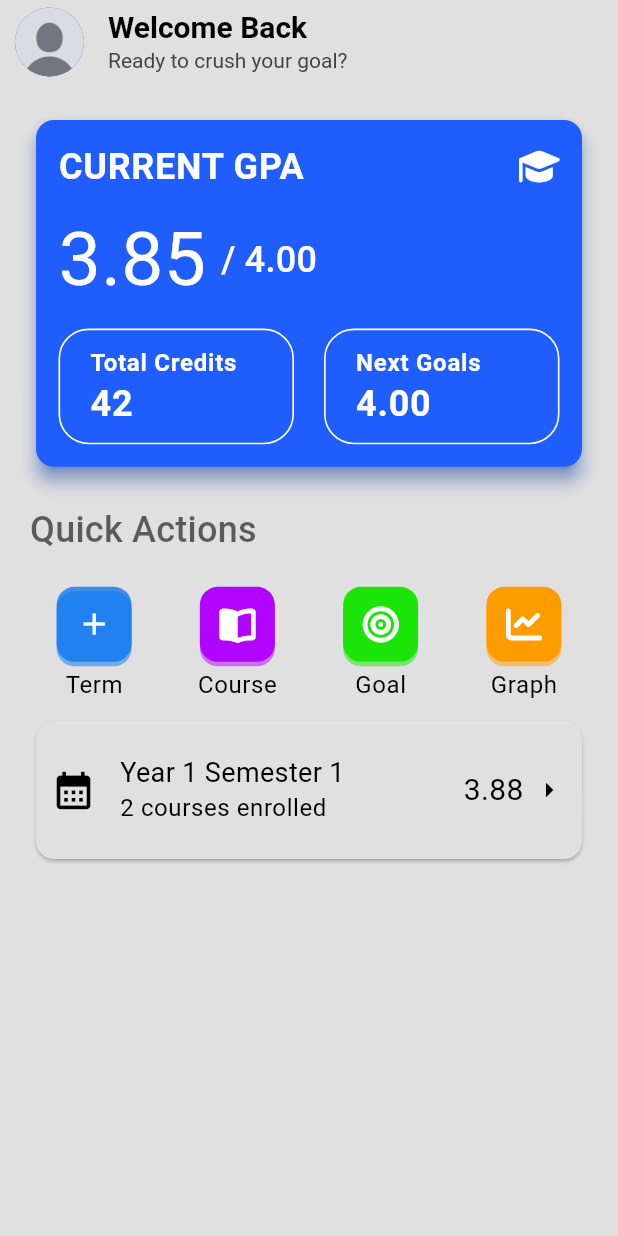
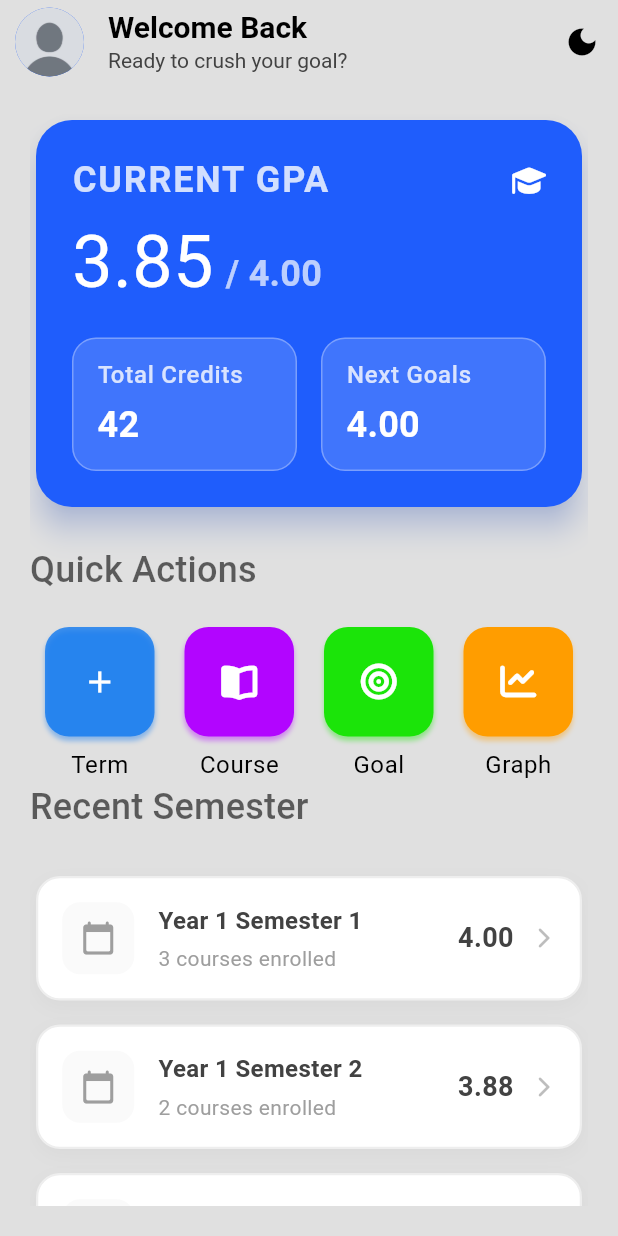
Before and after one commit to Yoshi4489/academic_planner_frontend, a Flutter app: the screen it shows after launch, on a phone screen of 412 x 824 dp. Run offline on Flutter 3.47's test engine with Material 3 defaults, Android fonts, the phone set to English and light mode, and no system bars; our stand-ins replace flutter_riverpod, font_awesome_flutter, google_fonts; Roboto replaces fonts that are missing (Inika).

Commit message:
Implement theme toggle functionality and enhance UI components

```diff
--- /dev/null
+++ b/lib/core/widgets/theme_toggle_button.dart
@@ -0,0 +1,18 @@
+import 'package:academic_planner_fe/theme/theme_provider.dart';
+import 'package:flutter/material.dart';
+import 'package:flutter_riverpod/flutter_riverpod.dart';
+
+class ThemeToggleButton extends ConsumerWidget {
+  const ThemeToggleButton({super.key});
+
+  @override
+  Widget build(BuildContext context, WidgetRef ref) {
+    final themeMode = ref.watch(themeProvider);
+    return IconButton(
+      onPressed: () {
+        ref.watch(themeProvider.notifier).toggle();
+      },
+      icon: Icon(themeMode == ThemeMode.dark ? Icons.light_mode : Icons.dark_mode),
+    );
+  }
+}
--- a/lib/features/home/screens/home.dart
+++ b/lib/features/home/screens/home.dart
@@ -1,3 +1,4 @@
+import 'package:academic_planner_fe/core/widgets/theme_toggle_button.dart';
 import 'package:academic_planner_fe/features/home/widgets/gpa_summary_card.dart';
 import 'package:academic_planner_fe/features/home/widgets/quick_actions.dart';
 import 'package:academic_planner_fe/features/home/widgets/semester_list.dart';
@@ -5,7 +6,6 @@ import 'package:flutter/material.dart';
 
 class Home extends StatelessWidget {
   const Home({super.key});
-
   @override
   Widget build(BuildContext context) {
     return Scaffold(
@@ -19,30 +19,33 @@ class Home extends StatelessWidget {
             backgroundImage: Image.asset("asset/images/default_user.jpg").image,
           ),
         ),
+        actions: [
+          ThemeToggleButton()
+        ],
         title: Column(
           crossAxisAlignment: CrossAxisAlignment.start,
           children: [
-            Text("Welcome Back", style: Theme.of(context).textTheme.headlineMedium),
-            Text("Ready to crush your goal?", style: Theme.of(context).textTheme.headlineSmall,)
-          ]
-        )
+            Text(
+              "Welcome Back",
+              style: Theme.of(context).textTheme.headlineMedium,
+            ),
+            Text(
+              "Ready to crush your goal?",
+              style: Theme.of(context).textTheme.headlineSmall,
+            ),
+          ],
+        ),
       ),
       body: Padding(
         padding: const EdgeInsets.all(20.0),
         child: CustomScrollView(
           slivers: [
-            SliverToBoxAdapter(
-              child: GPASummaryCard(),
-            ),
-            SliverToBoxAdapter(
-              child: QuickActions(),
-            ),
-            SliverToBoxAdapter(
-              child: SemesterList(),
-            )
+            SliverToBoxAdapter(child: GPASummaryCard()),
+            SliverToBoxAdapter(child: QuickActions()),
+            SliverToBoxAdapter(child: SemesterList()),
           ],
         ),
-      )
+      ),
     );
   }
 }
--- a/lib/features/home/widgets/gpa_summary_card.dart
+++ b/lib/features/home/widgets/gpa_summary_card.dart
@@ -9,95 +9,123 @@ class GPASummaryCard extends StatelessWidget {
   Widget build(BuildContext context) {
     return Card(
       color: Theme.of(context).colorScheme.primary,
-      shadowColor: Theme.of(context).colorScheme.primary,
-      elevation: 5,
+      shadowColor: Theme.of(context).colorScheme.primary.withOpacity(0.4),
+      elevation: 8,
+      shape: RoundedRectangleBorder(
+        borderRadius: BorderRadius.circular(24),
+      ),
       child: Container(
-        padding: EdgeInsets.all(15),
+        padding: const EdgeInsets.all(24),
         child: Column(
           mainAxisSize: MainAxisSize.min,
+          crossAxisAlignment: CrossAxisAlignment.start,
           children: [
             Row(
               mainAxisAlignment: MainAxisAlignment.spaceBetween,
               children: [
                 Text(
                   "CURRENT GPA",
-                  style: Theme.of(context).textTheme.labelMedium,
+                  style: Theme.of(context).textTheme.labelMedium?.copyWith(
+                    color: Colors.white.withOpacity(0.8),
+                    letterSpacing: 1.2,
+                    fontWeight: FontWeight.w600,
+                  ),
                 ),
-                FaIcon(FontAwesomeIcons.graduationCap, color: Colors.white),
+                const FaIcon(FontAwesomeIcons.graduationCap, color: Colors.white, size: 20),
               ],
             ),
-            const SizedBox(height: 10,),
+            const SizedBox(height: 12),
             Row(
+              crossAxisAlignment: CrossAxisAlignment.baseline,
+              textBaseline: TextBaseline.alphabetic,
               children: [
                 Text(
                   "3.85",
                   style: GoogleFonts.goblinOne(
-                    fontSize: 50,
+                    fontSize: 48,
                     color: Colors.white,
+                    height: 1.1,
                   ),
                 ),
-                const SizedBox(width: 10),
+                const SizedBox(width: 8),
                 Text(
                   "/ 4.00",
                   style: Theme.of(context).textTheme.titleMedium?.copyWith(
                     fontFamily: GoogleFonts.inriaSerif().fontFamily,
-                    color: Colors.white,
+                    color: Colors.white.withOpacity(0.7),
+                    fontWeight: FontWeight.w600,
                   ),
                 ),
               ],
             ),
-            const SizedBox(height: 10,),
+            const SizedBox(height: 24),
             Row(
               mainAxisAlignment: MainAxisAlignment.spaceBetween,
               children: [
                 Expanded(
                   child: Container(
-                    padding: EdgeInsets.symmetric(horizontal: 20, vertical: 10),
+                    padding: const EdgeInsets.symmetric(horizontal: 16, vertical: 12),
                     decoration: BoxDecoration(
-                      borderRadius: BorderRadius.circular(20),
-                      border: Border.all(color: Colors.white, width: 1.1),
+                      color: Colors.white.withOpacity(0.15),
+                      borderRadius: BorderRadius.circular(16),
+                      border: Border.all(
+                        color: Colors.white.withOpacity(0.3),
+                        width: 1,
+                      ),
                     ),
                     child: Column(
                       crossAxisAlignment: CrossAxisAlignment.start,
                       children: [
                         Text(
                           "Total Credits",
-                          style: Theme.of(context).textTheme.labelSmall
-                              ?.copyWith(fontWeight: FontWeight.bold),
+                          style: Theme.of(context).textTheme.labelSmall?.copyWith(
+                            color: Colors.white.withOpacity(0.8),
+                            fontWeight: FontWeight.w500,
+                          ),
                         ),
+                        const SizedBox(height: 4),
                         Text(
                           "42",
-                          style: Theme.of(context).textTheme.labelMedium
-                              ?.copyWith(
-                                fontFamily: GoogleFonts.inriaSerif().fontFamily,
-                              ),
+                          style: Theme.of(context).textTheme.titleMedium?.copyWith(
+                            fontFamily: GoogleFonts.inriaSerif().fontFamily,
+                            color: Colors.white,
+                            fontWeight: FontWeight.bold,
+                          ),
                         ),
                       ],
                     ),
                   ),
                 ),
-                const SizedBox(width: 20),
+                const SizedBox(width: 16),
                 Expanded(
                   child: Container(
-                    padding: EdgeInsets.symmetric(horizontal: 20, vertical: 10),
+                    padding: const EdgeInsets.symmetric(horizontal: 16, vertical: 12),
                     decoration: BoxDecoration(
-                      borderRadius: BorderRadius.circular(20),
-                      border: Border.all(color: Colors.white, width: 1.1),
+                      color: Colors.white.withOpacity(0.15), // Lighter translucent background
+                      borderRadius: BorderRadius.circular(16),
+                      border: Border.all(
+                        color: Colors.white.withOpacity(0.3), // Softer border
+                        width: 1,
+                      ),
                     ),
                     child: Column(
                       crossAxisAlignment: CrossAxisAlignment.start,
                       children: [
                         Text(
                           "Next Goals",
-                          style: Theme.of(context).textTheme.labelSmall
-                              ?.copyWith(fontWeight: FontWeight.bold),
+                          style: Theme.of(context).textTheme.labelSmall?.copyWith(
+                            color: Colors.white.withOpacity(0.8),
+                            fontWeight: FontWeight.w500,
+                          ),
                         ),
+                        const SizedBox(height: 4),
                         Text(
                           "4.00",
-                          style: Theme.of(context).textTheme.labelMedium
-                              ?.copyWith(
-                                fontFamily: GoogleFonts.inriaSerif().fontFamily,
-                              ),
+                          style: Theme.of(context).textTheme.titleMedium?.copyWith(
+                            fontFamily: GoogleFonts.inriaSerif().fontFamily,
+                            color: Colors.white,
+                            fontWeight: FontWeight.bold,
+                          ),
                         ),
                       ],
                     ),
--- a/lib/features/home/widgets/quick_actions.dart
+++ b/lib/features/home/widgets/quick_actions.dart
@@ -27,6 +27,7 @@ class QuickActions extends StatelessWidget {
     },
   ];
 
+  @override
   Widget build(BuildContext context) {
     return Column(
       crossAxisAlignment: CrossAxisAlignment.start,
@@ -34,19 +35,21 @@ class QuickActions extends StatelessWidget {
         const SizedBox(height: 20),
         Text("Quick Actions", style: Theme.of(context).textTheme.titleMedium),
         const SizedBox(height: 20),
-        GridView.builder(
-          shrinkWrap: true,
-          physics: NeverScrollableScrollPhysics(),
-          gridDelegate: SliverGridDelegateWithFixedCrossAxisCount(
-            crossAxisCount: 4,
-            crossAxisSpacing: 10,
-            mainAxisSpacing: 10
+        // Replace GridView with a responsive Row
+        Row(
+          children: actions.map((btn) {
+            return Expanded(
+              child: Padding(
+                padding: const EdgeInsets.symmetric(horizontal: 10), // Spacing between buttons
+                child: _actionButton(
+                  context,
+                  btn['icon'],
+                  btn['label'] as String,
+                  btn['color'] as Color,
                 ),
-          itemCount: actions.length,
-          itemBuilder: (context, index) {
-            final btn = actions[index];
-            return _actionButton(context, btn['icon'], btn['label'] as String, btn['color'] as Color);
-          },
+              ),
+            );
+          }).toList(),
         )
       ],
     );
@@ -60,17 +63,18 @@ Widget _actionButton(
     Color color,
     ) {
   return Column(
+    mainAxisSize: MainAxisSize.min,
     children: [
       GestureDetector(
         onTap: () {},
+        child: AspectRatio(
+          aspectRatio: 1,
           child: Container(
-          height: 50,
-          width: 50,
             decoration: BoxDecoration(
               color: color,
-            borderRadius: BorderRadius.circular(12),
+              borderRadius: BorderRadius.circular(16),
               boxShadow: [
-              BoxShadow(color: color.withOpacity(0.5), offset: Offset(0, 3)),
+                BoxShadow(color: color.withOpacity(0.4), offset: const Offset(0, 3), blurRadius: 2),
               ],
             ),
             child: Center(
@@ -80,8 +84,12 @@ Widget _actionButton(
             ),
           ),
         ),
-      const SizedBox(height: 5),
-      Text(label, style: Theme.of(context).textTheme.bodySmall),
+      ),
+      const SizedBox(height: 8),
+      FittedBox(
+        fit: BoxFit.scaleDown,
+        child: Text(label, style: Theme.of(context).textTheme.bodySmall),
+      ),
     ],
   );
 }
--- a/lib/features/home/widgets/semester_list.dart
+++ b/lib/features/home/widgets/semester_list.dart
@@ -2,7 +2,7 @@ import 'package:flutter/material.dart';
 import 'package:google_fonts/google_fonts.dart';
 
 class SemesterList extends StatefulWidget {
-  const SemesterList({ super.key });
+  const SemesterList({super.key});
 
   @override
   State<SemesterList> createState() => _SemesterListState();
@@ -12,48 +12,139 @@ class _SemesterListState extends State<SemesterList> {
   final mockUpData = [
     {
       "term": "Year 1 Semester 1",
+      "gpa": "4.00",
+      "courses": ['1', '2', '3'],
+    },
+    {
+      "term": "Year 1 Semester 2",
       "gpa": "3.88",
-      "courses": ['1', '2']
-    }
+      "courses": ['1', '2'],
+    },
+    {
+      "term": "Year 2 Semester 1",
+      "gpa": "3.92",
+      "courses": ['1', '2', '3', '4'],
+    },
   ];
 
   @override
   Widget build(BuildContext context) {
-    return ListView.builder(
+    return Column(
+      crossAxisAlignment: CrossAxisAlignment.start,
+      children: [
+        Text("Recent Semester", style: Theme.of(context).textTheme.titleMedium),
+        const SizedBox(height: 20,),
+        ListView.builder(
           itemCount: mockUpData.length,
           shrinkWrap: true,
-      physics: NeverScrollableScrollPhysics(),
+          physics: const NeverScrollableScrollPhysics(),
+          padding: const EdgeInsets.symmetric(vertical: 8, horizontal: 4),
           itemBuilder: (context, index) {
-        final courses = mockUpData[index]['courses'] as List;
+            final data = mockUpData[index];
+            final courses = data['courses'] as List;
             final courseLen = courses.length;
 
-        return Card(
-          child: ListTile(
-            contentPadding: const EdgeInsets.all(10),
-            leading: const Icon(Icons.calendar_month, size: 30,),
-            title: Text(mockUpData[index]['term'] as String, style: Theme.of(context).textTheme.bodyMedium?.copyWith(
-              fontFamily: GoogleFonts.roboto().fontFamily,
-              fontSize: 18
-            )),
-            subtitle: Text(
+            return TweenAnimationBuilder<double>(
+              duration: Duration(milliseconds: 400 + (index * 150)),
+              tween: Tween<double>(begin: 0.0, end: 1.0),
+              curve: Curves.easeOutCubic,
+              builder: (context, value, child) {
+                return Transform.translate(
+                  offset: Offset(0, 20 * (1 - value)),
+                  child: Opacity(opacity: value, child: child),
+                );
+              },
+              child: Container(
+                margin: const EdgeInsets.only(bottom: 16),
+                decoration: BoxDecoration(
+                  color: Colors.white,
+                  borderRadius: BorderRadius.circular(16),
+                  border: Border.all(color: Colors.grey.shade200, width: 1.5),
+                  boxShadow: [
+                    BoxShadow(
+                      color: Colors.black.withOpacity(0.03),
+                      blurRadius: 10,
+                      offset: const Offset(0, 4),
+                    ),
+                  ],
+                ),
+                child: Material(
+                  color: Colors.transparent,
+                  child: InkWell(
+                    borderRadius: BorderRadius.circular(16),
+                    onTap: () {},
+                    child: Padding(
+                      padding: const EdgeInsets.all(16),
+                      child: Row(
+                        children: [
+                          AnimatedContainer(
+                            duration: const Duration(milliseconds: 200),
+                            padding: const EdgeInsets.all(12),
+                            decoration: BoxDecoration(
+                              color: Colors.grey.shade50,
+                              borderRadius: BorderRadius.circular(12),
+                            ),
+                            child: Icon(
+                              Icons.calendar_today_rounded,
+                              color: Colors.grey.shade500,
+                              size: 24,
+                            ),
+                          ),
+                          const SizedBox(width: 16),
+
+                          Expanded(
+                            child: Column(
+                              crossAxisAlignment: CrossAxisAlignment.start,
+                              children: [
+                                Text(
+                                  data['term'] as String,
+                                  style: GoogleFonts.roboto(
+                                    fontSize: 16,
+                                    fontWeight: FontWeight.bold,
+                                    color: Colors.grey.shade800,
+                                  ),
+                                ),
+                                const SizedBox(height: 4),
+                                Text(
                                   "$courseLen ${courseLen > 1 ? "courses" : "course"} enrolled",
-                style: Theme.of(context).textTheme.bodySmall?.copyWith(
-                    fontFamily: GoogleFonts.roboto().fontFamily
-                )
+                                  style: GoogleFonts.roboto(
+                                    fontSize: 14,
+                                    color: Colors.grey.shade500,
                                   ),
-            trailing: Row(
-              mainAxisSize: MainAxisSize.min,
+                                ),
+                              ],
+                            ),
+                          ),
+
+                          // GPA and Chevron
+                          Row(
                             children: [
-                Text(mockUpData[index]['gpa'] as String, style: Theme.of(context).textTheme.bodyMedium?.copyWith(
-                    fontFamily: GoogleFonts.roboto().fontFamily
-                )),
-                const SizedBox(width: 5),
-                const Icon(Icons.arrow_right),
+                              Text(
+                                data['gpa'] as String,
+                                style: GoogleFonts.roboto(
+                                  fontSize: 18,
+                                  fontWeight: FontWeight.bold,
+                                  color: Colors.grey.shade800,
+                                ),
+                              ),
+                              const SizedBox(width: 12),
+                              Icon(
+                                Icons.arrow_forward_ios_rounded,
+                                color: Colors.grey.shade400,
+                                size: 16,
+                              ),
                             ],
+                          ),
+                        ],
+                      ),
+                    ),
+                  ),
                 ),
               ),
             );
           },
+        ),
+      ],
     );
   }
 }
--- a/lib/main.dart
+++ b/lib/main.dart
@@ -1,4 +1,5 @@
 import 'package:academic_planner_fe/routes/app_router.dart';
+import 'package:academic_planner_fe/theme/theme_provider.dart';
 import 'package:flutter/material.dart';
 import 'package:flutter_riverpod/flutter_riverpod.dart';
 import 'package:academic_planner_fe/theme/theme.dart';
@@ -7,15 +8,17 @@ void main() {
   runApp(ProviderScope(child: MyApp()));
 }
 
-class MyApp extends StatelessWidget {
+class MyApp extends ConsumerWidget {
   const MyApp({super.key});
 
   @override
-  Widget build(BuildContext context) {
+  Widget build(BuildContext context, WidgetRef ref) {
+    final themeMode = ref.watch(themeProvider);
     return MaterialApp(
       title: 'Academic Planner App',
       theme: lightMode,
       darkTheme: darkMode,
+      themeMode: themeMode,
       routes: router
     );
   }
--- a/lib/theme/theme.dart
+++ b/lib/theme/theme.dart
@@ -6,7 +6,7 @@ ThemeData lightMode = ThemeData(
   colorScheme: ColorScheme.light(
     surface: Colors.grey.shade300,
     primary: Color.fromRGBO(31, 93, 252, 1),
-    secondary: Colors.grey.shade200
+    secondary: Colors.grey.shade200,
   ),
   textTheme: TextTheme(
     headlineMedium: TextStyle(fontSize: 20, fontWeight: FontWeight.bold),
@@ -23,7 +23,7 @@ ThemeData lightMode = ThemeData(
 ThemeData darkMode = ThemeData(
   brightness: Brightness.dark,
   colorScheme: ColorScheme.dark(
-    surface: Colors.grey.shade900,
+    surface: Color.fromRGBO(15, 23, 42, 1),
     primary: Color.fromRGBO(31, 93, 252, 100),
     secondary: Colors.grey.shade700
   ),
@@ -32,7 +32,7 @@ ThemeData darkMode = ThemeData(
         headlineSmall: TextStyle(fontSize: 14, color: Colors.grey.shade400),
         labelMedium: TextStyle(fontSize: 24, color: Colors.white, fontWeight: FontWeight.bold),
         labelSmall: TextStyle(fontSize: 16, color: Colors.white),
-        titleMedium: TextStyle(fontSize: 24, color: Color.fromRGBO(0, 0, 0, 0.6)),
+        titleMedium: TextStyle(fontSize: 24, color: Colors.grey.shade300),
         bodySmall: TextStyle(fontSize: 16, color: Colors.white)
     ),
   fontFamily: GoogleFonts.inika().fontFamily
--- /dev/null
+++ b/lib/theme/theme_provider.dart
@@ -0,0 +1,17 @@
+import 'package:flutter/material.dart';
+import 'package:flutter_riverpod/legacy.dart';
+
+class ThemeNotifier extends StateNotifier<ThemeMode> {
+  ThemeNotifier() : super(ThemeMode.light);
+
+  void toggle() {
+    state = state == ThemeMode.light
+        ? ThemeMode.dark
+        : ThemeMode.light;
+  }
+}
+
+final themeProvider =
+StateNotifierProvider<ThemeNotifier, ThemeMode>((ref) {
+  return ThemeNotifier();
+});
```
Lines whose indentation alone changed are shown as unchanged.
